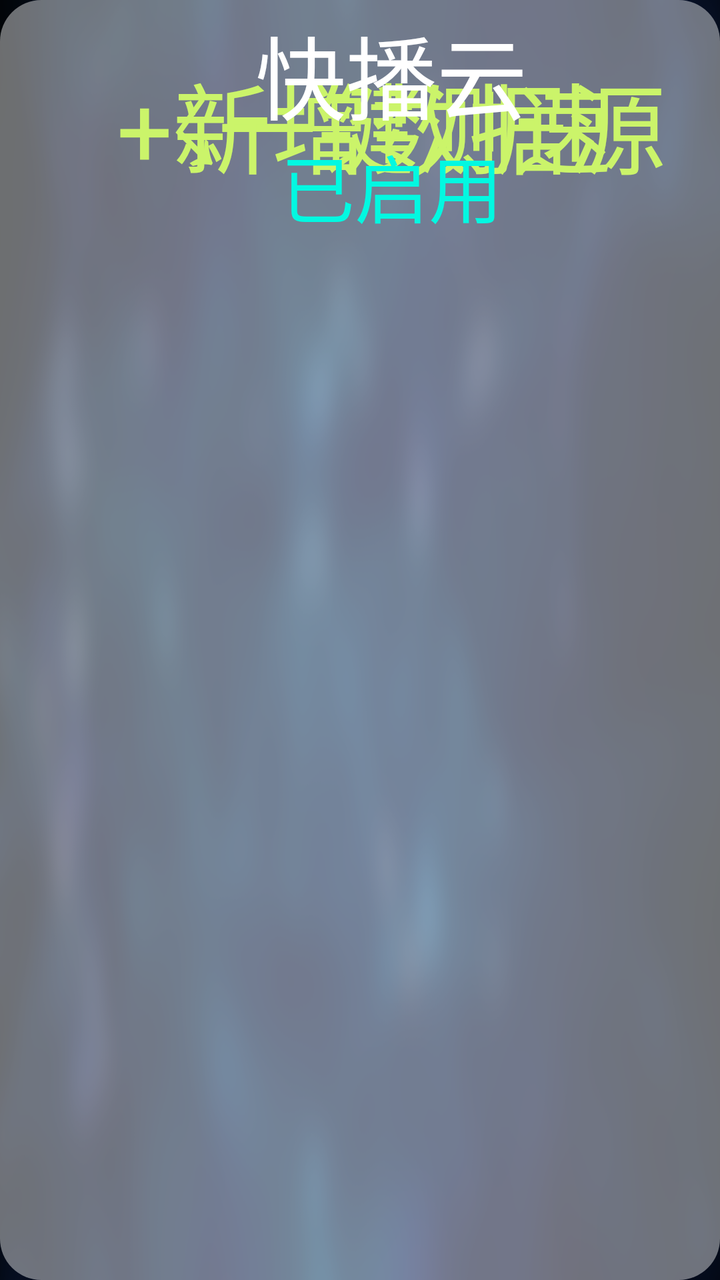
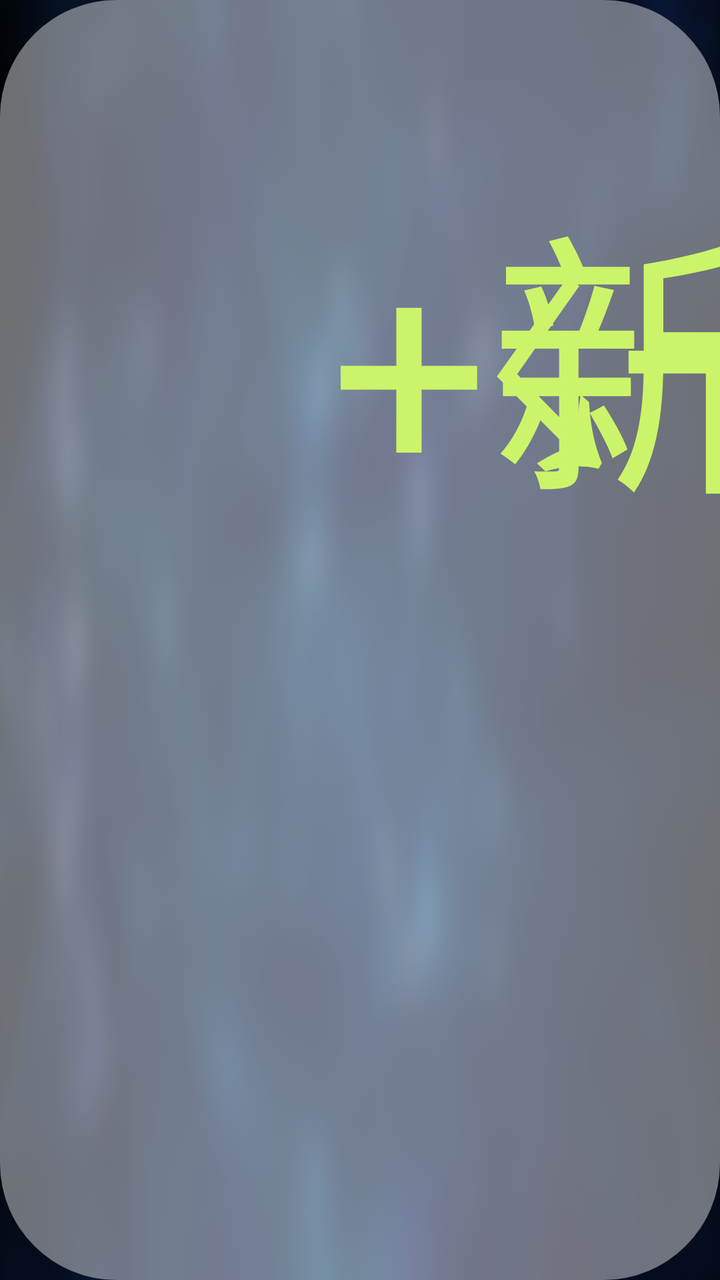

Two renders of the same Android screen: before a commit and after it. Below are the layout's source before the change and the commit's diff.
<!-- AndroidManifest.xml: application theme AppTheme.NoActionBar -->
<!-- res/layout/item_source_setting_layout.xml -->
<?xml version="1.0" encoding="utf-8"?>
<FrameLayout xmlns:android="http://schemas.android.com/apk/res/android"
    android:layout_width="wrap_content"
    android:layout_height="wrap_content"
    android:background="@drawable/source_focus"
    android:focusable="true"
    android:focusableInTouchMode="true">

    <TextView
        android:id="@+id/tvSourceSpeed"
        android:layout_width="190pt"
        android:layout_height="60pt"
        android:ellipsize="end"
        android:focusable="false"
        android:focusableInTouchMode="false"
        android:gravity="center"
        android:paddingLeft="5pt"
        android:paddingRight="5pt"
        android:singleLine="true"
        android:text="☇一键测速"
        android:textColor="@color/color_CBF46A"
        android:textSize="24pt" />

    <TextView
        android:id="@+id/tvSourceAdd"
        android:layout_width="190pt"
        android:layout_height="60pt"
        android:ellipsize="end"
        android:focusable="false"
        android:focusableInTouchMode="false"
        android:gravity="center"
        android:paddingLeft="5pt"
        android:paddingRight="5pt"
        android:singleLine="true"
        android:text="+新增数据源"
        android:textColor="@color/color_CBF46A"
        android:textSize="24pt" />

    <TextView
        android:id="@+id/tvSource"
        android:layout_width="190pt"
        android:layout_height="60pt"
        android:ellipsize="marquee"
        android:focusable="false"
        android:focusableInTouchMode="false"
        android:gravity="top|center_horizontal"
        android:marqueeRepeatLimit="marquee_forever"
        android:paddingLeft="5pt"
        android:paddingTop="2pt"
        android:paddingRight="5pt"
        android:singleLine="true"
        android:text="快播云"
        android:textColor="@android:color/white"
        android:textSize="22pt" />

    <TextView
        android:id="@+id/tvSourceStatus"
        android:layout_width="190pt"
        android:layout_height="60pt"
        android:ellipsize="end"
        android:focusable="false"
        android:focusableInTouchMode="false"
        android:gravity="bottom|center_horizontal"
        android:paddingLeft="5pt"
        android:paddingRight="5pt"
        android:paddingBottom="2pt"
        android:singleLine="true"
        android:text="已启用"
        android:textColor="@color/color_02F8E1"
        android:textSize="18pt" />

</FrameLayout>
<!-- resources referenced by this layout -->
<resources>
  <color name="color_02F8E1">#02F8E1</color>
  <color name="color_CBF46A">#CBF46A</color>
  <!-- drawable source_focus (drawable) -->
  <?xml version="1.0" encoding="utf-8"?>
  <selector xmlns:android="http://schemas.android.com/apk/res/android">
      <item android:state_focused="true">
          <shape>
              <corners android:radius="10pt" />
              <solid android:color="@color/color_6CFFFFFF" />
              <stroke android:width="2pt" android:color="@android:color/white" />
          </shape>
      </item>
      <item android:state_focused="false">
          <shape>
              <corners android:radius="10pt" />
              <solid android:color="@color/color_6CFFFFFF" />
          </shape>
      </item>
  </selector>
  <style name="AppTheme.NoActionBar">
          <item name="android:windowActionBar">false</item>
          <item name="android:windowNoTitle">true</item>
          <item name="windowActionBar">false</item>
          <item name="android:windowFullscreen">true</item>//全屏即无通知栏
          <item name="android:windowContentOverlay">@null</item>//是否有遮盖
          <item name="windowNoTitle">true</item>
          <item name="android:keepScreenOn">true</item>
          
          <item name="android:windowBackground">@drawable/vod_thumb</item>
      </style>
  <color name="color_6CFFFFFF">#6CFFFFFF</color>
  <!-- drawable vod_thumb: png bitmap (drawable-xhdpi, 198620 bytes) -->
</resources>

<!-- the commit's change to res/layout/item_source_setting_layout.xml (unified diff, before → after) -->
@@ -8,65 +8,65 @@
 
     <TextView
         android:id="@+id/tvSourceSpeed"
-        android:layout_width="190pt"
-        android:layout_height="60pt"
+        android:layout_width="190mm"
+        android:layout_height="60mm"
         android:ellipsize="end"
         android:focusable="false"
         android:focusableInTouchMode="false"
         android:gravity="center"
-        android:paddingLeft="5pt"
-        android:paddingRight="5pt"
+        android:paddingLeft="5mm"
+        android:paddingRight="5mm"
         android:singleLine="true"
         android:text="☇一键测速"
         android:textColor="@color/color_CBF46A"
-        android:textSize="24pt" />
+        android:textSize="24mm" />
 
     <TextView
         android:id="@+id/tvSourceAdd"
-        android:layout_width="190pt"
-        android:layout_height="60pt"
+        android:layout_width="190mm"
+        android:layout_height="60mm"
         android:ellipsize="end"
         android:focusable="false"
         android:focusableInTouchMode="false"
         android:gravity="center"
-        android:paddingLeft="5pt"
-        android:paddingRight="5pt"
+        android:paddingLeft="5mm"
+        android:paddingRight="5mm"
         android:singleLine="true"
         android:text="+新增数据源"
         android:textColor="@color/color_CBF46A"
-        android:textSize="24pt" />
+        android:textSize="24mm" />
 
     <TextView
         android:id="@+id/tvSource"
-        android:layout_width="190pt"
-        android:layout_height="60pt"
+        android:layout_width="190mm"
+        android:layout_height="60mm"
         android:ellipsize="marquee"
         android:focusable="false"
         android:focusableInTouchMode="false"
         android:gravity="top|center_horizontal"
         android:marqueeRepeatLimit="marquee_forever"
-        android:paddingLeft="5pt"
-        android:paddingTop="2pt"
-        android:paddingRight="5pt"
+        android:paddingLeft="5mm"
+        android:paddingTop="2mm"
+        android:paddingRight="5mm"
         android:singleLine="true"
         android:text="快播云"
         android:textColor="@android:color/white"
-        android:textSize="22pt" />
+        android:textSize="22mm" />
 
     <TextView
         android:id="@+id/tvSourceStatus"
-        android:layout_width="190pt"
-        android:layout_height="60pt"
+        android:layout_width="190mm"
+        android:layout_height="60mm"
         android:ellipsize="end"
         android:focusable="false"
         android:focusableInTouchMode="false"
         android:gravity="bottom|center_horizontal"
-        android:paddingLeft="5pt"
-        android:paddingRight="5pt"
-        android:paddingBottom="2pt"
+        android:paddingLeft="5mm"
+        android:paddingRight="5mm"
+        android:paddingBottom="2mm"
         android:singleLine="true"
         android:text="已启用"
         android:textColor="@color/color_02F8E1"
-        android:textSize="18pt" />
+        android:textSize="18mm" />
 
 </FrameLayout>
<!-- resource entries referenced after the edit -->
@@ -7,14 +7,14 @@
   <selector xmlns:android="http://schemas.android.com/apk/res/android">
       <item android:state_focused="true">
           <shape>
-              <corners android:radius="10pt" />
+              <corners android:radius="10mm" />
               <solid android:color="@color/color_6CFFFFFF" />
-              <stroke android:width="2pt" android:color="@android:color/white" />
+              <stroke android:width="2mm" android:color="@android:color/white" />
           </shape>
       </item>
       <item android:state_focused="false">
           <shape>
-              <corners android:radius="10pt" />
+              <corners android:radius="10mm" />
               <solid android:color="@color/color_6CFFFFFF" />
           </shape>
       </item>
